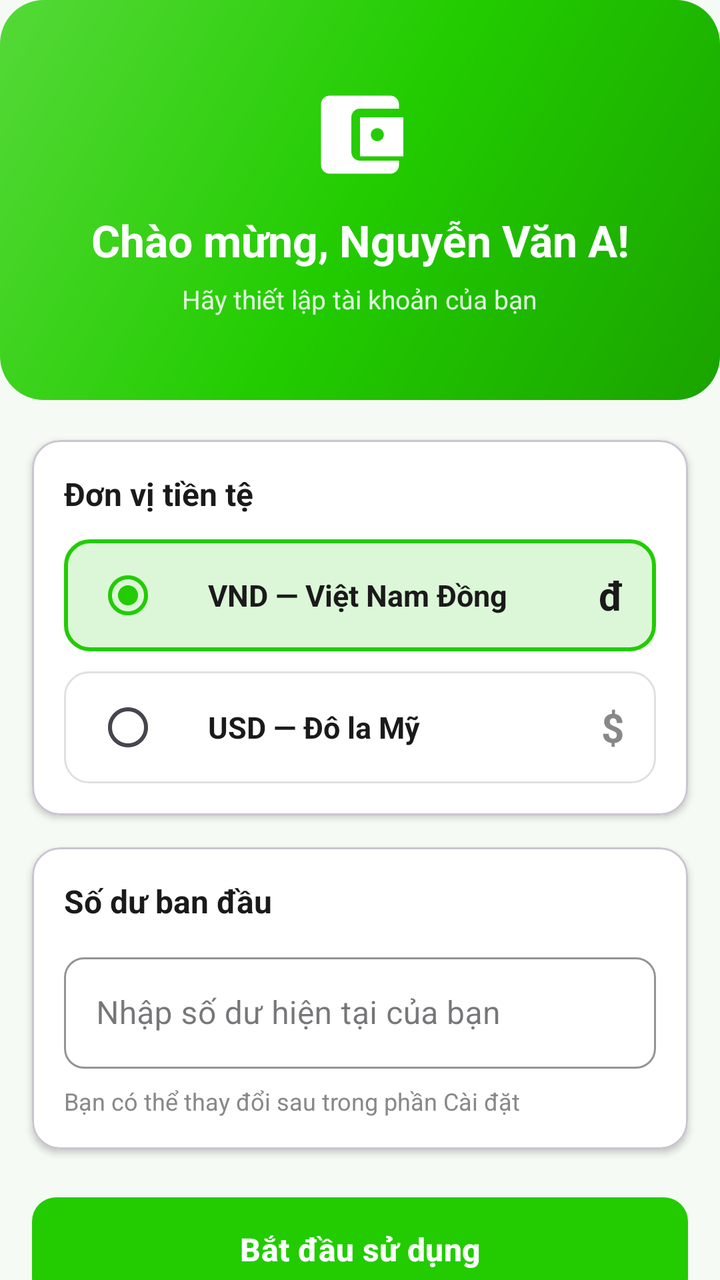
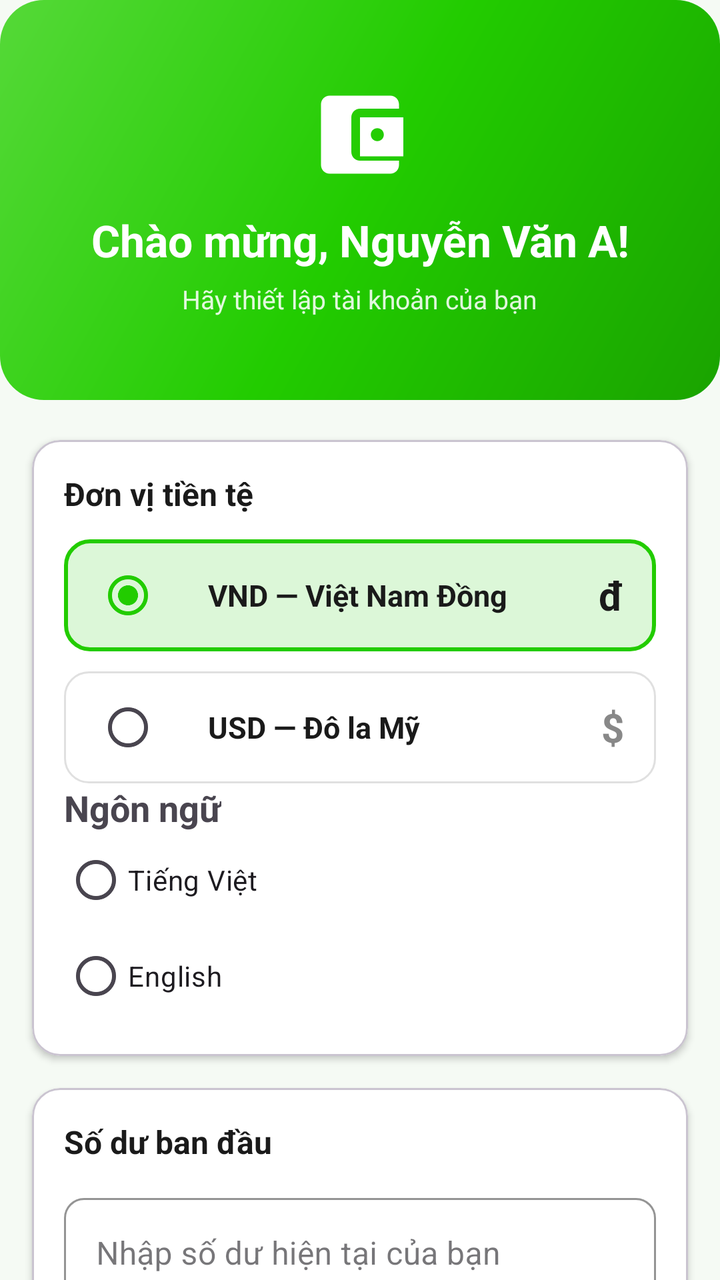

Before-and-after screenshots of an Android layout around one commit, followed by the original layout XML and the change that was made.
<!-- AndroidManifest.xml: activity theme Theme.Cashie -->
<!-- res/layout/activity_setup.xml -->
<?xml version="1.0" encoding="utf-8"?>
<androidx.coordinatorlayout.widget.CoordinatorLayout
    xmlns:android="http://schemas.android.com/apk/res/android"
    xmlns:app="http://schemas.android.com/apk/res-auto"
    android:layout_width="match_parent"
    android:layout_height="match_parent"
    android:background="@color/bg_screen">

    <androidx.core.widget.NestedScrollView
        android:layout_width="match_parent"
        android:layout_height="match_parent"
        android:clipToPadding="false"
        android:paddingBottom="32dp">

        <LinearLayout
            android:layout_width="match_parent"
            android:layout_height="wrap_content"
            android:orientation="vertical">

            
            <LinearLayout
                android:id="@+id/setupHeaderCard"
                android:layout_width="match_parent"
                android:layout_height="200dp"
                android:background="@drawable/bg_balance_card"
                android:gravity="center"
                android:orientation="vertical"
                android:paddingStart="24dp"
                android:paddingEnd="24dp">

                <ImageView
                    android:layout_width="52dp"
                    android:layout_height="52dp"
                    android:src="@drawable/ic_wallet"
                    app:tint="@color/white"
                    android:contentDescription="@null" />

                <TextView
                    android:id="@+id/tvSetupWelcome"
                    android:layout_width="wrap_content"
                    android:layout_height="wrap_content"
                    android:layout_marginTop="12dp"
                    android:text="@string/setup_welcome"
                    android:textSize="22sp"
                    android:textStyle="bold"
                    android:textColor="@color/white"
                    android:gravity="center" />

                <TextView
                    android:layout_width="wrap_content"
                    android:layout_height="wrap_content"
                    android:layout_marginTop="6dp"
                    android:text="@string/setup_description"
                    android:textSize="13sp"
                    android:textColor="#DDFFFFFF"
                    android:gravity="center" />

            </LinearLayout>

            
            <com.google.android.material.card.MaterialCardView
                android:layout_width="match_parent"
                android:layout_height="wrap_content"
                android:layout_marginStart="16dp"
                android:layout_marginEnd="16dp"
                android:layout_marginTop="20dp"
                app:cardCornerRadius="14dp"
                app:cardElevation="2dp"
                app:cardBackgroundColor="@color/bg_card">

                <LinearLayout
                    android:layout_width="match_parent"
                    android:layout_height="wrap_content"
                    android:orientation="vertical"
                    android:padding="16dp">

                    <TextView
                        android:layout_width="wrap_content"
                        android:layout_height="wrap_content"
                        android:layout_marginBottom="12dp"
                        android:text="@string/setup_currency_section"
                        android:textSize="16sp"
                        android:textStyle="bold"
                        android:textColor="@color/text_primary" />

                    
                    <LinearLayout
                        android:id="@+id/cardVnd"
                        android:layout_width="match_parent"
                        android:layout_height="56dp"
                        android:layout_marginBottom="10dp"
                        android:background="@drawable/bg_currency_card_selected"
                        android:gravity="center_vertical"
                        android:paddingStart="16dp"
                        android:paddingEnd="16dp"
                        android:orientation="horizontal">

                        <RadioButton
                            android:id="@+id/radioVnd"
                            android:layout_width="wrap_content"
                            android:layout_height="wrap_content"
                            android:checked="true"
                            android:buttonTint="@color/text_muted" />

                        <TextView
                            android:layout_width="0dp"
                            android:layout_height="wrap_content"
                            android:layout_weight="1"
                            android:layout_marginStart="8dp"
                            android:text="@string/setup_currency_vnd"
                            android:textSize="15sp"
                            android:textStyle="bold"
                            android:textColor="@color/text_primary" />

                        <TextView
                            android:id="@+id/tvCurrencySymbolVnd"
                            android:layout_width="wrap_content"
                            android:layout_height="wrap_content"
                            android:text="đ"
                            android:textSize="20sp"
                            android:textStyle="bold"
                            android:textColor="@color/text_primary" />

                    </LinearLayout>

                    
                    <LinearLayout
                        android:id="@+id/cardUsd"
                        android:layout_width="match_parent"
                        android:layout_height="56dp"
                        android:background="@drawable/bg_currency_card_default"
                        android:gravity="center_vertical"
                        android:paddingStart="16dp"
                        android:paddingEnd="16dp"
                        android:orientation="horizontal">

                        <RadioButton
                            android:id="@+id/radioUsd"
                            android:layout_width="wrap_content"
                            android:layout_height="wrap_content"
                            android:checked="false"
                            android:buttonTint="@color/text_muted" />

                        <TextView
                            android:layout_width="0dp"
                            android:layout_height="wrap_content"
                            android:layout_weight="1"
                            android:layout_marginStart="8dp"
                            android:text="@string/setup_currency_usd"
                            android:textSize="15sp"
                            android:textStyle="bold"
                            android:textColor="@color/text_primary" />

                        <TextView
                            android:layout_width="wrap_content"
                            android:layout_height="wrap_content"
                            android:text="$"
                            android:textSize="20sp"
                            android:textStyle="bold"
                            android:textColor="@color/text_muted" />

                    </LinearLayout>

                </LinearLayout>
            </com.google.android.material.card.MaterialCardView>

            
            <com.google.android.material.card.MaterialCardView
                android:layout_width="match_parent"
                android:layout_height="wrap_content"
                android:layout_marginStart="16dp"
                android:layout_marginEnd="16dp"
                android:layout_marginTop="16dp"
                app:cardCornerRadius="14dp"
                app:cardElevation="2dp"
                app:cardBackgroundColor="@color/bg_card">

                <LinearLayout
                    android:layout_width="match_parent"
                    android:layout_height="wrap_content"
                    android:orientation="vertical"
                    android:padding="16dp">

                    <TextView
                        android:layout_width="wrap_content"
                        android:layout_height="wrap_content"
                        android:layout_marginBottom="12dp"
                        android:text="@string/setup_balance_section"
                        android:textSize="16sp"
                        android:textStyle="bold"
                        android:textColor="@color/text_primary" />

                    <com.google.android.material.textfield.TextInputLayout
                        android:id="@+id/tilBalance"
                        style="@style/Widget.MaterialComponents.TextInputLayout.OutlinedBox"
                        android:layout_width="match_parent"
                        android:layout_height="wrap_content"
                        android:hint="@string/setup_balance_hint"
                        app:suffixText="@string/setup_suffix_vnd"
                        app:suffixTextColor="@color/text_muted"
                        app:boxStrokeColor="@color/text_muted"
                        app:hintTextColor="@color/text_muted"
                        app:boxCornerRadiusTopStart="10dp"
                        app:boxCornerRadiusTopEnd="10dp"
                        app:boxCornerRadiusBottomStart="10dp"
                        app:boxCornerRadiusBottomEnd="10dp">

                        <com.google.android.material.textfield.TextInputEditText
                            android:layout_width="match_parent"
                            android:layout_height="wrap_content"
                            android:inputType="numberDecimal"
                            android:textColor="@color/text_primary" />

                    </com.google.android.material.textfield.TextInputLayout>

                    <TextView
                        android:layout_width="wrap_content"
                        android:layout_height="wrap_content"
                        android:layout_marginTop="8dp"
                        android:text="@string/setup_balance_note"
                        android:textSize="12sp"
                        android:textColor="@color/text_muted" />

                </LinearLayout>
            </com.google.android.material.card.MaterialCardView>

            <Space
                android:layout_width="match_parent"
                android:layout_height="24dp" />

            
            <Button
                android:id="@+id/btnStartUsing"
                android:layout_width="match_parent"
                android:layout_height="52dp"
                android:layout_marginStart="16dp"
                android:layout_marginEnd="16dp"
                android:layout_marginBottom="24dp"
                android:text="@string/btn_start_using"
                android:textSize="16sp"
                android:textStyle="bold"
                android:textColor="@color/white"
                android:background="@drawable/bg_button_primary"
                android:stateListAnimator="@null" />

        </LinearLayout>
    </androidx.core.widget.NestedScrollView>

</androidx.coordinatorlayout.widget.CoordinatorLayout>
<!-- resources referenced by this layout -->
<resources>
  <color name="bg_card">#FFFFFF</color>
  <color name="bg_screen">#F5FAF4</color>
  <color name="text_muted">#888888</color>
  <color name="text_primary">#1A1A1A</color>
  <color name="white">#FFFFFF</color>
  <!-- drawable bg_balance_card (drawable) -->
  <?xml version="1.0" encoding="utf-8"?>
  <shape xmlns:android="http://schemas.android.com/apk/res/android"
      android:shape="rectangle">
      <gradient
          android:angle="135"
          android:startColor="#1AA300"
          android:centerColor="#22CC00"
          android:endColor="#55D938"
          android:type="linear" />
      <corners android:radius="22dp" />
  </shape>
  <!-- drawable bg_button_primary (drawable) -->
  <?xml version="1.0" encoding="utf-8"?>
  <shape xmlns:android="http://schemas.android.com/apk/res/android"
      android:shape="rectangle">
      <solid android:color="@color/green_primary" />
      <corners android:radius="12dp" />
  </shape>
  <!-- drawable bg_currency_card_default (drawable) -->
  <?xml version="1.0" encoding="utf-8"?>
  <shape xmlns:android="http://schemas.android.com/apk/res/android"
      android:shape="rectangle">
      <solid android:color="@color/bg_card" />
      <stroke android:width="1dp" android:color="#E0E0E0" />
      <corners android:radius="12dp" />
  </shape>
  <!-- drawable bg_currency_card_selected (drawable) -->
  <?xml version="1.0" encoding="utf-8"?>
  <shape xmlns:android="http://schemas.android.com/apk/res/android"
      android:shape="rectangle">
      <solid android:color="@color/green_container" />
      <stroke android:width="2dp" android:color="@color/green_primary" />
      <corners android:radius="12dp" />
  </shape>
  <!-- drawable ic_wallet (drawable) -->
  <?xml version="1.0" encoding="utf-8"?>
  <vector xmlns:android="http://schemas.android.com/apk/res/android"
      android:width="24dp"
      android:height="24dp"
      android:viewportWidth="24"
      android:viewportHeight="24">
      <path
          android:fillColor="#FF888888"
          android:pathData="M21,18v1c0,1.1-0.9,2-2,2H5c-1.11,0-2-0.9-2-2V5c0-1.1,0.89-2,2-2h14c1.1,0 2,0.9 2,2v1h-9c-1.11,0-2,0.9-2,2v8c0,1.1,0.89,2 2,2h9zM12,17h10V8H12v9zM16,13.5c-0.83,0-1.5-0.67-1.5-1.5s0.67-1.5 1.5-1.5 1.5,0.67 1.5,1.5-0.67,1.5-1.5,1.5z" />
  </vector>
  <string name="btn_start_using">Bắt đầu sử dụng</string>
  <string name="setup_balance_hint">Nhập số dư hiện tại của bạn</string>
  <string name="setup_balance_note">Bạn có thể thay đổi sau trong phần Cài đặt</string>
  <string name="setup_balance_section">Số dư ban đầu</string>
  <string name="setup_currency_section">Đơn vị tiền tệ</string>
  <string name="setup_currency_usd">USD — Đô la Mỹ</string>
  <string name="setup_currency_vnd">VND — Việt Nam Đồng</string>
  <string name="setup_description">Hãy thiết lập tài khoản của bạn</string>
  <string name="setup_suffix_vnd">đ</string>
  <string name="setup_welcome">Chào mừng, Nguyễn Văn A!</string>
  <style name="Theme.Cashie" parent="Theme.Material3.DayNight.NoActionBar">
          <item name="colorPrimary">@color/green_primary</item>
          <item name="colorPrimaryVariant">@color/green_dark</item>
          <item name="colorOnPrimary">@color/white</item>
          <item name="colorSecondary">@color/green_dark</item>
          <item name="android:colorBackground">@color/bg_screen</item>
          
          <item name="android:statusBarColor">@android:color/transparent</item>
          <item name="android:windowLightStatusBar">false</item>
          
          <item name="android:windowLayoutInDisplayCutoutMode">shortEdges</item>
      </style>
  <color name="green_primary">#22CC00</color>
  <color name="green_container">#DCF7D8</color>
  <color name="green_dark">#1AA300</color>
</resources>

<!-- the commit's change to res/layout/activity_setup.xml (unified diff, before → after) -->
@@ -159,7 +159,34 @@
                             android:textStyle="bold"
                             android:textColor="@color/text_muted" />
 
+
                     </LinearLayout>
+                    <TextView
+                        android:layout_width="wrap_content"
+                        android:layout_height="wrap_content"
+                        android:text="Ngôn ngữ"
+                        android:textStyle="bold"
+                        android:textSize="18sp"/>
+
+                    <RadioGroup
+                        android:id="@+id/rgLanguage"
+                        android:layout_width="match_parent"
+                        android:layout_height="wrap_content">
+
+                        <RadioButton
+                            android:id="@+id/rbVietnamese"
+                            android:layout_width="wrap_content"
+                            android:layout_height="wrap_content"
+                            android:text="Tiếng Việt"/>
+
+                        <RadioButton
+                            android:id="@+id/rbEnglish"
+                            android:layout_width="wrap_content"
+                            android:layout_height="wrap_content"
+                            android:text="English"/>
+
+                    </RadioGroup>
+
 
                 </LinearLayout>
             </com.google.android.material.card.MaterialCardView>
